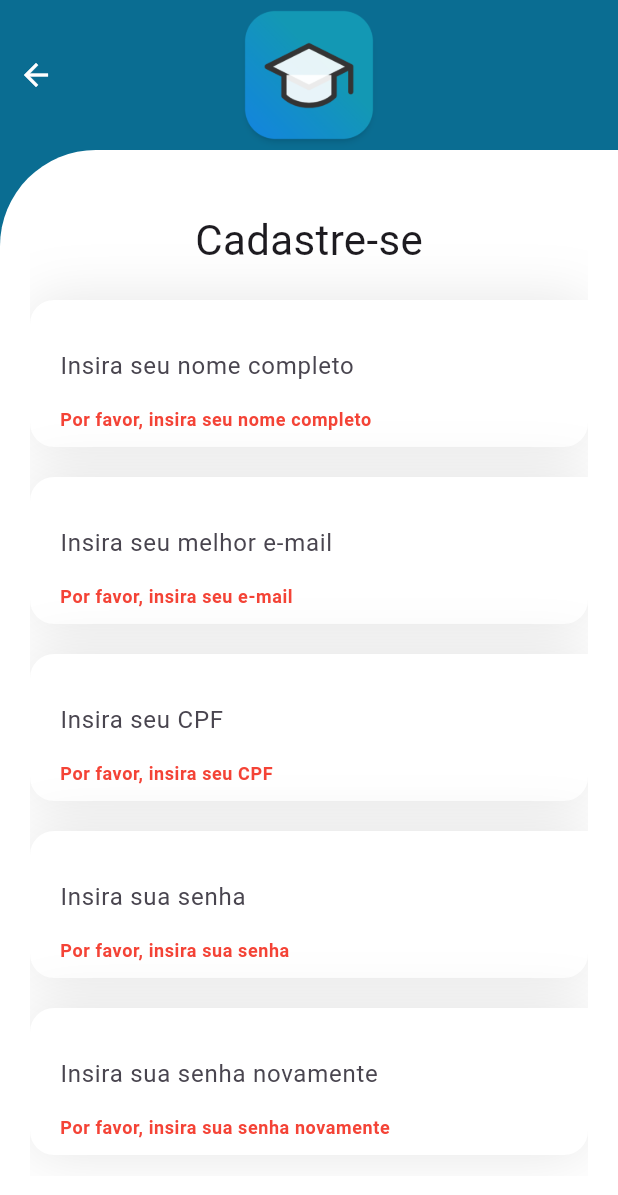
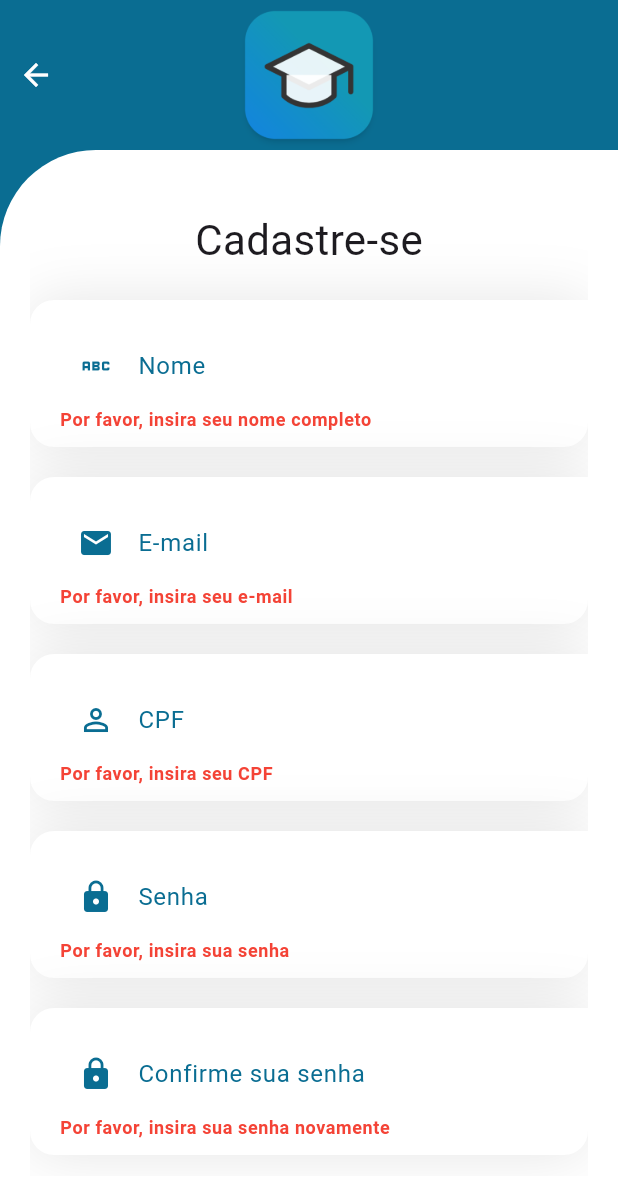
Before and after one commit to rafaelmaestro/flutter_srpg_app, a Flutter app: the CadastroPage1 screen opened by its route, after a tap on "Prosseguir", on a phone screen of 412 x 824 dp. Shown: the top 1195 px of the screen. Run offline on Flutter 3.47's test engine with Material 3 defaults, Android fonts, the phone set to English and light mode, and no system bars; our stand-ins replace camera, fluttertoast, geolocator, get, google_maps_flutter.

Commit message:
feat: (wip) ajusta inputs nas telas e inicia dev da tela de cadastro de evento

```diff
--- a/lib/controllers/posicao_controller.dart
+++ b/lib/controllers/posicao_controller.dart
@@ -1,5 +1,5 @@
 import 'package:flutter/material.dart';
-import 'package:flutter_srpg_app/pages/home_page.dart';
+import 'package:flutter_srpg_app/pages/login/home_page.dart';
 import 'package:flutter_srpg_app/repositories/postos_repository.dart';
 import 'package:flutter_srpg_app/widgets/aula_bottomsheet.dart';
 import 'package:geolocator/geolocator.dart';
--- a/lib/main.dart
+++ b/lib/main.dart
@@ -1,8 +1,8 @@
 import 'package:flutter/material.dart';
 import 'package:flutter_srpg_app/controllers/posicao_controller.dart';
-import 'package:flutter_srpg_app/pages/cadastro_page_1.dart';
-import 'package:flutter_srpg_app/pages/home_page.dart';
-import 'package:flutter_srpg_app/pages/login_page.dart';
+import 'package:flutter_srpg_app/pages/cadastro/cadastro_page_1.dart';
+import 'package:flutter_srpg_app/pages/login/home_page.dart';
+import 'package:flutter_srpg_app/pages/login/login_page.dart';
 import 'package:flutter_srpg_app/repositories/postos_repository.dart';
 import 'package:get/get.dart';
 import 'package:provider/provider.dart';
--- a/lib/pages/cadastro_page_1.dart
+++ b/lib/pages/cadastro/cadastro_page_1.dart
@@ -2,7 +2,7 @@ import 'package:flutter/material.dart';
 import 'package:flutter_srpg_app/helpers/is_numeric_helper.dart';
 import 'package:flutter_srpg_app/helpers/is_valid_email_helper.dart';
 import 'package:flutter_srpg_app/helpers/is_valid_password_helper.dart';
-import 'package:flutter_srpg_app/pages/cadastro_page_2.dart';
+import 'package:flutter_srpg_app/pages/cadastro/cadastro_page_2.dart';
 import 'package:flutter_srpg_app/widgets/my_input_field.dart';
 import 'package:get/get.dart';
 
@@ -101,6 +101,10 @@ class _CadastroPage1State extends State<CadastroPage1> {
                                   //caracteres especiais
                                   return null;
                                 },
+                                prefixIcon: const Icon(
+                                  Icons.abc,
+                                  color: Color(0xFF0A6D92),
+                                ),
                               ),
                               const SizedBox(height: 20),
                               MyInputField(
@@ -120,6 +124,10 @@ class _CadastroPage1State extends State<CadastroPage1> {
                                   }
                                   return null;
                                 },
+                                prefixIcon: const Icon(
+                                  Icons.email,
+                                  color: Color(0xFF0A6D92),
+                                ),
                               ),
                               const SizedBox(height: 20),
                               MyInputField(
@@ -142,6 +150,10 @@ class _CadastroPage1State extends State<CadastroPage1> {
                                   }
                                   return null;
                                 },
+                                prefixIcon: const Icon(
+                                  Icons.perm_identity,
+                                  color: Color(0xFF0A6D92),
+                                ),
                               ),
                               const SizedBox(height: 20),
                               MyInputField(
@@ -239,6 +251,6 @@ class _CadastroPage1State extends State<CadastroPage1> {
     }
     // TODO: Seguir para página 2
     // TODO: Criar um controller para armazenar os dados do usuário
-    Get.to(() => CadastroPage2());
+    Get.to(() => const CadastroPage2());
   }
 }
--- a/lib/pages/esqueceu_senha_page.dart
+++ b/lib/pages/login/esqueceu_senha_page.dart
@@ -170,6 +170,10 @@ class _EsqueceuSenhaPageState extends State<EsqueceuSenhaPage> {
 
                   return null;
                 },
+                prefixIcon: const Icon(
+                  Icons.person,
+                  color: Color(0xFF0A6D92),
+                ),
               ),
               const SizedBox(height: 40),
               ElevatedButton(
--- a/lib/pages/home_page.dart
+++ b/lib/pages/login/home_page.dart
@@ -68,7 +68,7 @@ class HomePage extends StatelessWidget {
       ),
       extendBody: false,
       floatingActionButtonLocation: FloatingActionButtonLocation.centerDocked,
-      floatingActionButton: CustomFloatingActionButton(),
+      floatingActionButton: const CustomFloatingActionButton(),
       bottomNavigationBar: const SRPGNavigationBar(),
     );
   }
--- a/lib/widgets/adicionar_evento.dart
+++ b/lib/widgets/adicionar_evento.dart
@@ -1,11 +1,15 @@
 import 'package:flutter/material.dart';
+import 'package:flutter_srpg_app/pages/evento/adicionar_evento_page_1.dart';
+import 'package:get/get.dart';
 
 class CustomFloatingActionButton extends StatelessWidget {
+  const CustomFloatingActionButton({super.key});
+
   @override
   Widget build(BuildContext context) {
     return FloatingActionButton(
       onPressed: () {
-        // Coloque aqui o código que deve ser executado quando o botão é pressionado
+        Get.to(() => const AdicionarEventoPage1());
       },
       backgroundColor: const Color(0xFF0A6D92),
       shape: const CircleBorder(),
--- a/lib/widgets/my_input_field.dart
+++ b/lib/widgets/my_input_field.dart
@@ -3,8 +3,10 @@ import 'package:flutter/material.dart';
 class MyInputField extends StatelessWidget {
   final bool isEmailOrCpfField;
   final bool isPasswordField;
+  final Widget prefixIcon;
   final String label;
   final String placeholder;
+  final int maxLen;
   final Function onChange;
   final String? Function(String?)? validateFunction;
   const MyInputField({
@@ -15,6 +17,8 @@ class MyInputField extends StatelessWidget {
     this.isEmailOrCpfField = false,
     required this.onChange,
     required this.validateFunction,
+    this.maxLen = 0,
+    this.prefixIcon = const SizedBox.shrink(),
   });
 
   @override
@@ -37,16 +41,26 @@ class MyInputField extends StatelessWidget {
         crossAxisAlignment: CrossAxisAlignment.start,
         children: [
           TextFormField(
+            maxLines: isPasswordField ? 1 : null,
+            maxLength: maxLen == 0 ? null : maxLen,
             obscureText: isPasswordField,
             onChanged: ((value) => onChange(value)),
             validator: validateFunction,
             decoration: InputDecoration(
+                prefixIcon: isPasswordField
+                    ? const Icon(
+                        Icons.lock,
+                        color: Color(0xFF0A6D92),
+                      )
+                    : prefixIcon,
+                labelText: label,
+                labelStyle: const TextStyle(color: Color(0xFF0A6D92)),
                 hintText: placeholder,
                 border: InputBorder.none,
                 errorStyle: const TextStyle(
                     color: Colors.red, fontWeight: FontWeight.bold),
                 contentPadding: const EdgeInsets.all(0)),
-          ),
+          )
         ],
       ),
     );
```
Also changed, not shown: lib/pages/cadastro/cadastro_page_2.dart (renamed from lib/pages/cadastro_page_2.dart, +24 -40 lines), lib/pages/evento/adicionar_evento_page_1.dart (added, +154 -0 lines), lib/pages/login/login_page.dart (renamed from lib/pages/login_page.dart, +27 -25 lines), lib/widgets/aula_bottomsheet.dart (+5 -5 lines), lib/pages/camera/camera_page.dart (renamed from lib/pages/camera_page.dart), lib/pages/evento/evento_aluno_page.dart (renamed from lib/pages/evento_aluno_page.dart).
